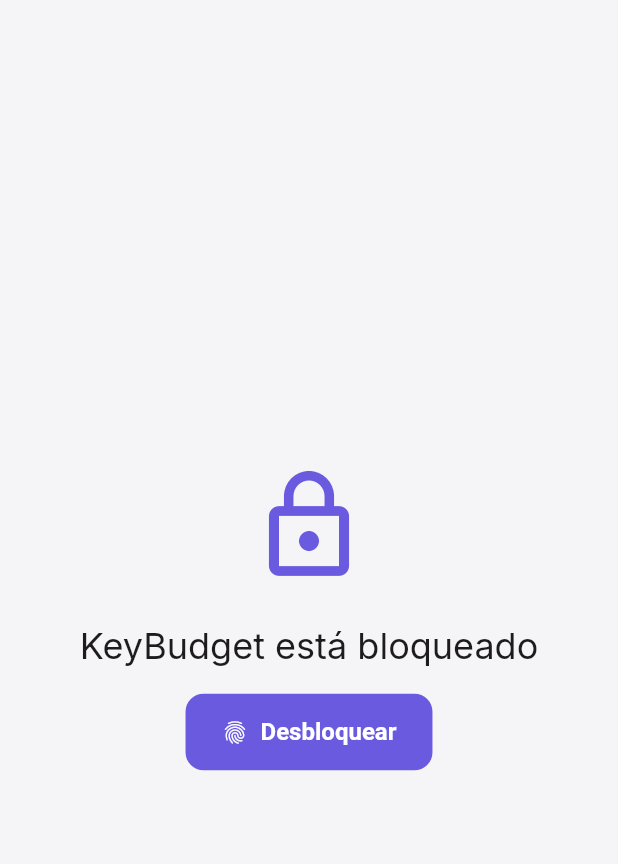
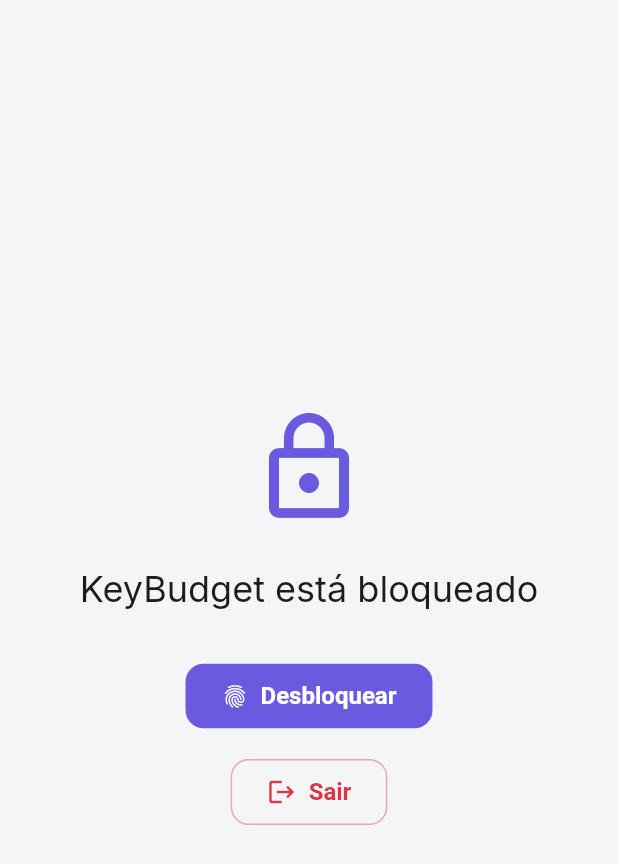
Before and after one commit to viniciusmecosta/KeyBudget, a Flutter app: the LockScreen screen opened directly, on a phone screen of 412 x 824 dp. Shown: the top 864 px of the screen. Run offline on Flutter 3.47's test engine with Material 3 defaults, Android fonts, the phone set to English and light mode, and no system bars; drawn by our look-alikes of flutter_animate; our stand-ins replace cloud_firestore, csv, file_picker, firebase_auth, firebase_core, fl_chart and 12 more; missing offline and left inert: encrypt, file_saver, local_auth_android; accounts and stored records are empty.

Commit message:
feat: logout in lockScreen

```diff
--- a/lib/app/view/lock_screen.dart
+++ b/lib/app/view/lock_screen.dart
@@ -2,6 +2,7 @@
 import 'package:flutter_animate/flutter_animate.dart';
 import 'package:key_budget/core/services/app_lock_service.dart';
 import 'package:key_budget/core/services/local_auth_service.dart';
+import 'package:key_budget/features/auth/viewmodel/auth_viewmodel.dart';
 import 'package:provider/provider.dart';
 
 class LockScreen extends StatefulWidget {
@@ -16,7 +17,9 @@
   void initState() {
     super.initState();
     WidgetsBinding.instance.addPostFrameCallback((_) {
-      _authenticate();
+      if (mounted) {
+        _authenticate();
+      }
     });
   }
 
@@ -41,15 +44,44 @@
             const SizedBox(height: 24),
             Text('KeyBudget está bloqueado',
                 style: theme.textTheme.headlineSmall),
-            const SizedBox(height: 16),
+            const SizedBox(height: 32),
             ElevatedButton.icon(
               onPressed: _authenticate,
               icon: const Icon(Icons.fingerprint),
               label: const Text('Desbloquear'),
+              style: ElevatedButton.styleFrom(
+                padding:
+                    const EdgeInsets.symmetric(horizontal: 24, vertical: 12),
+              ),
+            ),
+            const SizedBox(height: 16),
+            OutlinedButton.icon(
+              onPressed: () async {
+                final authViewModel =
+                    Provider.of<AuthViewModel>(context, listen: false);
+                final appLockService =
+                    Provider.of<AppLockService>(context, listen: false);
+
+                await authViewModel.logout(context);
+
+                appLockService.unlockApp();
+              },
+              icon:
+                  Icon(Icons.logout, size: 20, color: theme.colorScheme.error),
+              label: Text(
+                'Sair',
+                style: TextStyle(color: theme.colorScheme.error),
+              ),
+              style: OutlinedButton.styleFrom(
+                side:
+                    BorderSide(color: theme.colorScheme.error.withOpacity(0.4)),
+                padding:
+                    const EdgeInsets.symmetric(horizontal: 24, vertical: 12),
+              ),
             ),
           ],
         ),
-      ).animate().fadeIn(duration: 250.ms),
-    );
+      ),
+    ).animate().fadeIn(duration: 250.ms);
   }
 }
```
Also changed, not shown: lib/app/view/auth_wrapper.dart (+8 -9 lines), 4 other files.
